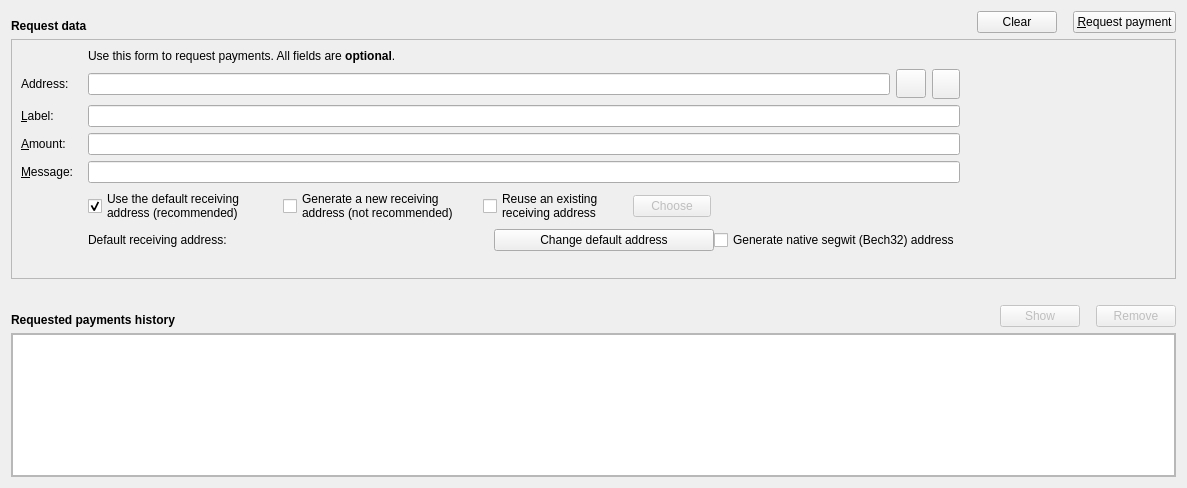
This is src/qt/forms/receivecoinsdialog.ui in Hydra-Chain/node as Qt 5 draws it before an edit. The edited form follows.
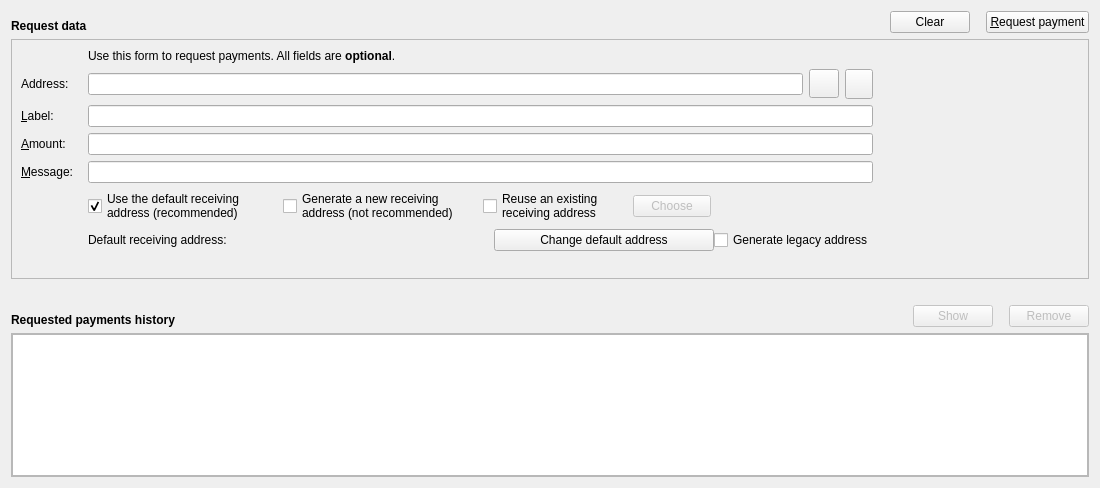
This is the edited form. Icons and pictures are not drawn. Custom widgets are drawn as their Qt base class.

```diff
--- a/src/qt/forms/receivecoinsdialog.ui
+++ b/src/qt/forms/receivecoinsdialog.ui
@@ -346,7 +346,7 @@
              <string>Native segwit addresses (aka Bech32 or BIP-173) reduce your transaction fees later on and offer better protection against typos, but old wallets don't support them. When unchecked, an address compatible with older wallets will be created instead.</string>
             </property>
             <property name="text">
-             <string>Generate native segwit (Bech32) address</string>
+             <string>Generate legacy address</string>
             </property>
            </widget>
           </item>
```
Left out of the diff: 5 changed lines with no effect on the pictures.
